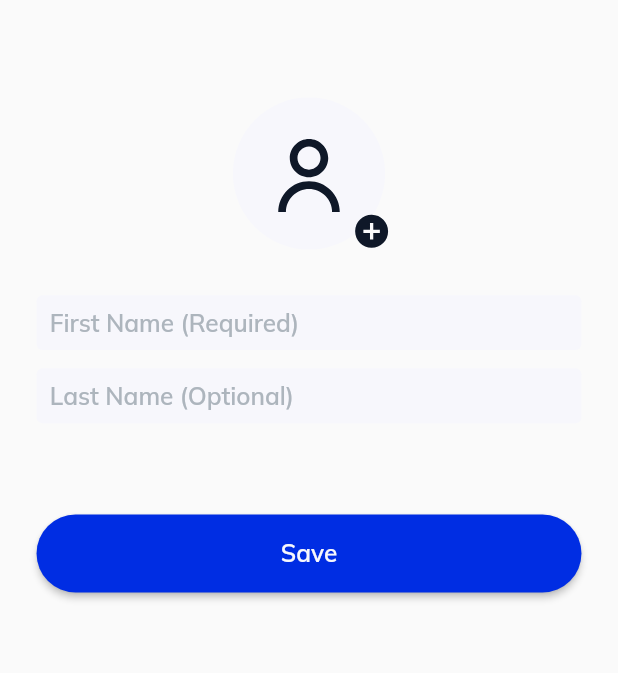
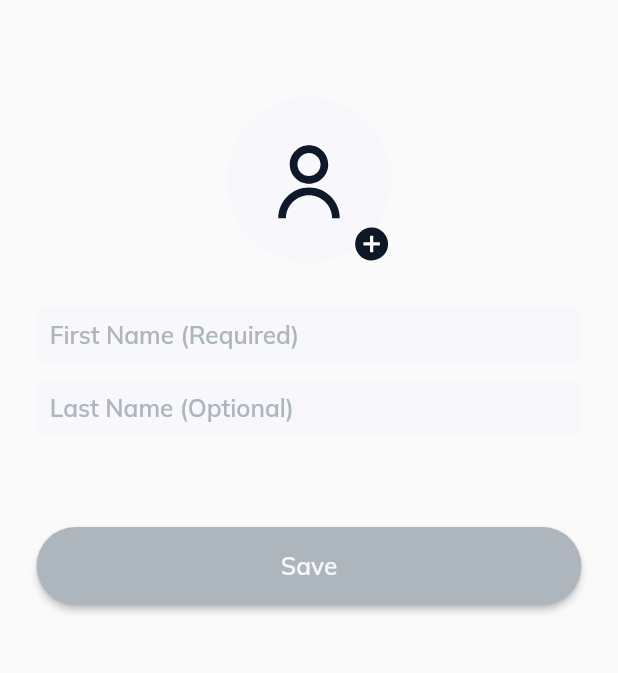
Before and after one commit to lamdt-newwave/chat_app, a Flutter app: the ProfileAccountChildPage screen opened directly, after a tap on "Save", on a phone screen of 412 x 824 dp, the part 67-740 px from its top. Run offline on Flutter 3.47's test engine with Material 2 defaults, Android fonts, the phone set to English and light mode, and no system bars; our stand-ins replace bloc, cached_network_image, cloud_firestore, equatable, firebase_auth, firebase_core and 10 more; missing offline and left inert: country_pickers; accounts and stored records are empty.

```diff
--- a/lib/ui/pages/profile_account/profile_account_cubit.dart
+++ b/lib/ui/pages/profile_account/profile_account_cubit.dart
@@ -2,7 +2,10 @@ import 'dart:io';
 
 import 'package:bloc/bloc.dart';
 import 'package:chat_app/models/entities/user_entity.dart';
+import 'package:chat_app/repositories/auth_repository.dart';
 import 'package:chat_app/repositories/user_repository.dart';
+import 'package:chat_app/routes/app_routes.dart';
+import 'package:chat_app/ui/widgets/commons/app_dialogs.dart';
 import 'package:cloud_firestore/cloud_firestore.dart';
 import 'package:equatable/equatable.dart';
 import 'package:firebase_storage/firebase_storage.dart';
@@ -13,9 +16,12 @@ part 'profile_account_state.dart';
 
 class ProfileAccountCubit extends Cubit<ProfileAccountState> {
   final UserRepository userRepository;
+  final AuthRepository authRepository;
 
-  ProfileAccountCubit({required this.userRepository})
-      : super(const ProfileAccountState());
+  ProfileAccountCubit({
+    required this.userRepository,
+    required this.authRepository,
+  }) : super(const ProfileAccountState());
 
   void onFirstNameChanged(String newValue) {
     emit(state.copyWith(firstName: newValue));
@@ -26,15 +32,9 @@ class ProfileAccountCubit extends Cubit<ProfileAccountState> {
   }
 
   Future<void> onSave() async {
-    if (state.firstName.isNotEmpty &&
-        state.lastName.isNotEmpty &&
-        state.avatarPath.isNotEmpty) {
-      final storageRef = FirebaseStorage.instance.ref();
-      File avatar = File(state.avatarPath);
-      final imageRef = storageRef.child("images/${avatar.path.split("").last}");
+    if (state.isEnableSave) {
+      AppDialogs.showLoadingDialog();
       try {
-        await imageRef.putFile(avatar);
-        final avatarUrl = await imageRef.getDownloadURL();
         final para = Get.parameters;
         final String uId = para["uId"] ?? "";
         final String phoneCode = para["phoneCode"] ?? "";
@@ -44,15 +44,18 @@ class ProfileAccountCubit extends Cubit<ProfileAccountState> {
           uId: uId,
           lastName: state.firstName,
           firstName: state.lastName,
-          avatarUrl: avatarUrl,
+          avatarUrl: state.avatarUrl,
           phoneNumber: phoneNumber,
           createdTime: Timestamp.fromDate(DateTime.now()),
           lastTime: Timestamp.fromDate(DateTime.now()),
         );
-        userRepository.addUser(userEntity: userEntity);
-        print("Done");
+        await userRepository.addUser(userEntity: userEntity);
+        authRepository.saveUid(uId);
+        Get.back();
+        Get.toNamed(AppRoutes.home);
       } on FirebaseException catch (e) {
         print(e.toString());
+        Get.back();
       }
     }
   }
@@ -61,7 +64,13 @@ class ProfileAccountCubit extends Cubit<ProfileAccountState> {
     final ImagePicker picker = ImagePicker();
     final XFile? image = await picker.pickImage(source: ImageSource.gallery);
     if (image != null) {
-      emit(state.copyWith(avatarPath: image.path));
+      final storageRef = FirebaseStorage.instance.ref();
+      File avatar = File(image.path);
+      final imageRef = storageRef.child("images/${image.name}");
+      await imageRef.putFile(avatar).then((taskSnapShot) async {
+        final avatarUrl = await imageRef.getDownloadURL();
+        emit(state.copyWith(avatarUrl: avatarUrl));
+      });
     }
   }
 }
--- a/lib/ui/pages/profile_account/profile_account_page.dart
+++ b/lib/ui/pages/profile_account/profile_account_page.dart
@@ -1,5 +1,8 @@
+import 'package:cached_network_image/cached_network_image.dart';
+import 'package:chat_app/common/app_gradients.dart';
 import 'package:chat_app/generated/common/assets.gen.dart';
 import 'package:chat_app/generated/common/colors.gen.dart';
+import 'package:chat_app/repositories/auth_repository.dart';
 import 'package:chat_app/repositories/user_repository.dart';
 import 'package:chat_app/ui/pages/profile_account/profile_account_cubit.dart';
 import 'package:chat_app/ui/widgets/button/normal_button.dart';
@@ -17,7 +20,7 @@ class ProfileAccountPage extends StatelessWidget {
     return BlocProvider(
       create: (context) => ProfileAccountCubit(
           userRepository: RepositoryProvider.of<UserRepository>(context),
-      ),
+          authRepository: RepositoryProvider.of<AuthRepository>(context)),
       child: const ProfileAccountChildPage(),
     );
   }
@@ -83,7 +86,7 @@ class _ProfileAccountChildPageState extends State<ProfileAccountChildPage> {
               ),
               Container(
                 width: 100.w,
-                height: 100.h,
+                height: 100.w,
                 decoration: const BoxDecoration(
                     shape: BoxShape.circle, color: AppColors.neutralOffWhite),
                 child: Stack(
@@ -93,15 +96,37 @@ class _ProfileAccountChildPageState extends State<ProfileAccountChildPage> {
                       child:
                           BlocBuilder<ProfileAccountCubit, ProfileAccountState>(
                         builder: (context, state) {
-                          return SizedBox(
+                          return state.avatarUrl.isNotEmpty
+                              ? CachedNetworkImage(
+                                  imageBuilder: (context, imageProvider) =>
+                                      Container(
+                                        decoration: BoxDecoration(
+                                            shape: BoxShape.circle,
+                                            color: AppColors.neutralSafe,
+                                            gradient: AppGradients.style1),
+                                        child: Padding(
+                                          padding: EdgeInsets.all(5.w),
+                                          child: ClipRRect(
+                                            borderRadius:
+                                                BorderRadius.circular(50.r),
+                                            child: Image(
+                                              height: 90.w,
+                                              width: 90.w,
+                                              image: imageProvider,
+                                              fit: BoxFit.cover,
+                                            ),
+                                          ),
+                                        ),
+                                      ),
+                                  placeholder: (context, url) => AppAssets
+                                      .lotties.lottieAppLoading
+                                      .lottie(),
+                                  imageUrl: state.avatarUrl)
+                              : SizedBox(
                                   width: 56.w,
                                   height: 56.h,
-                            child: state.avatarPath.isNotEmpty
-                                ? Image.asset(
-                                    state.avatarPath,
-                                    fit: BoxFit.cover,
-                                  )
-                                : AppAssets.svgs.icUser.svg(fit: BoxFit.cover),
+                                  child: AppAssets.svgs.icUser
+                                      .svg(fit: BoxFit.cover),
                                 );
                         },
                       ),
@@ -134,13 +159,20 @@ class _ProfileAccountChildPageState extends State<ProfileAccountChildPage> {
               SizedBox(
                 height: 60.h,
               ),
-              NormalButton(
+              BlocBuilder<ProfileAccountCubit, ProfileAccountState>(
+                builder: (context, state) {
+                  return NormalButton(
+                    backgroundColor: state.isEnableSave
+                        ? AppColors.branchDefault
+                        : AppColors.neutralDisabled,
                     onPressed: _cubit.onSave,
                     child: Text(
                       "Save",
                       style: textTheme.subtitle2
                           ?.copyWith(color: AppColors.neutralOffWhite),
                     ),
+                  );
+                },
               )
             ],
           ),
--- a/lib/ui/pages/profile_account/profile_account_state.dart
+++ b/lib/ui/pages/profile_account/profile_account_state.dart
@@ -4,26 +4,29 @@ class ProfileAccountState extends Equatable {
   const ProfileAccountState({
     this.firstName = "",
     this.lastName = "",
-    this.avatarPath = "",
+    this.avatarUrl = "",
   });
 
   final String firstName;
   final String lastName;
-  final String avatarPath;
+  final String avatarUrl;
+
+  bool get isEnableSave =>
+      firstName.isNotEmpty && lastName.isNotEmpty && avatarUrl.isNotEmpty;
 
   @override
   List<Object> get props => [
         firstName,
         lastName,
-        avatarPath,
+        avatarUrl,
       ];
 
   ProfileAccountState copyWith(
-      {String? firstName, String? lastName, String? avatarPath}) {
+      {String? firstName, String? lastName, String? avatarUrl}) {
     return ProfileAccountState(
       firstName: firstName ?? this.firstName,
       lastName: lastName ?? this.lastName,
-      avatarPath: avatarPath ?? this.avatarPath,
+      avatarUrl: avatarUrl ?? this.avatarUrl,
     );
   }
 }
```
Also changed, not shown: assets/lotties/lottie_app_loading.json (added, +1 -0 lines), lib/models/enums/load_status.dart (added, +7 -0 lines), lib/ui/pages/sign_up_with_phone/sign_up_with_phone_cubit.dart (+10 -1 lines), lib/ui/pages/sign_up_with_phone/sign_up_with_phone_state.dart (+11 -8 lines), lib/ui/widgets/commons/app_dialogs.dart (+43 -7 lines), lib/generated/common/assets.gen.dart. Lines whose indentation alone changed are shown as unchanged.
